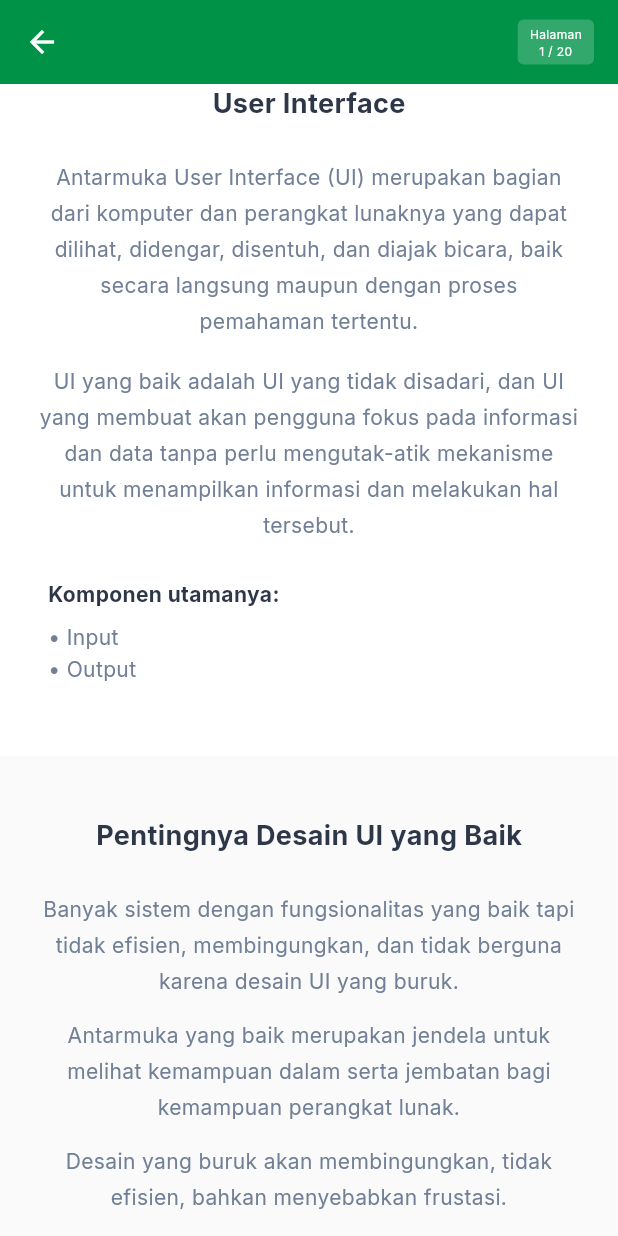
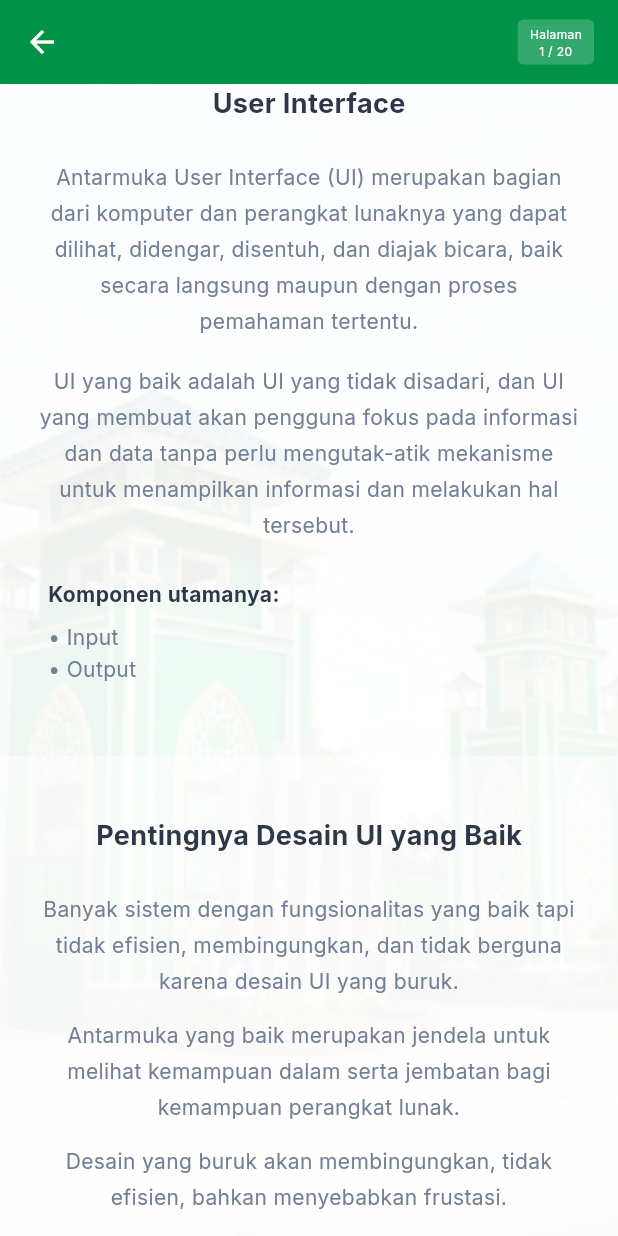
Before and after one commit to siapaajaboleh888/UAS_Smart-UIM, a Flutter app: the MaterialContentScreen screen opened directly with empty values, scrolled down 576 dp, on a phone screen of 412 x 824 dp. Run offline on Flutter 3.47's test engine with Material 3 defaults, Android fonts, the phone set to English and light mode, and no system bars; our stand-ins replace google_fonts, image_picker, shared_preferences; accounts and stored records are empty.

Commit message:
feat: add campus background image to material content screen

```diff
--- a/lib/screens/material_content_screen.dart
+++ b/lib/screens/material_content_screen.dart
@@ -51,10 +51,26 @@ class MaterialContentScreen extends StatelessWidget {
           ),
         ],
       ),
-      body: SingleChildScrollView(
-        child: Column(
-          crossAxisAlignment: CrossAxisAlignment.start,
-          children: [
+      body: Stack(
+        children: [
+          // Full Screen Background Image (Gambar 2 - Campus UIM)
+          Positioned.fill(
+            child: Image.asset(
+              'assets/images/kampus_uim.jpg',
+              fit: BoxFit.cover,
+            ),
+          ),
+          // White overlay to make content readable while keeping the background visible
+          Positioned.fill(
+            child: Container(
+              color: Colors.white.withOpacity(0.93),
+            ),
+          ),
+
+          SingleChildScrollView(
+            child: Column(
+              crossAxisAlignment: CrossAxisAlignment.start,
+              children: [
             // Header Image Section (Matches Figma layout in Image 3)
             Container(
               width: double.infinity,
@@ -278,7 +294,7 @@ class MaterialContentScreen extends StatelessWidget {
             Container(
               width: double.infinity,
               padding: const EdgeInsets.symmetric(vertical: 40, horizontal: 24),
-              color: Colors.grey.shade50,
+              color: Colors.white.withOpacity(0.5),
               child: Column(
                 children: [
                   const Text(
@@ -308,7 +324,9 @@ class MaterialContentScreen extends StatelessWidget {
           ],
         ),
       ),
-    );
+    ],
+  ),
+);
   }
 
   Widget _buildPlaceholder() {
```
